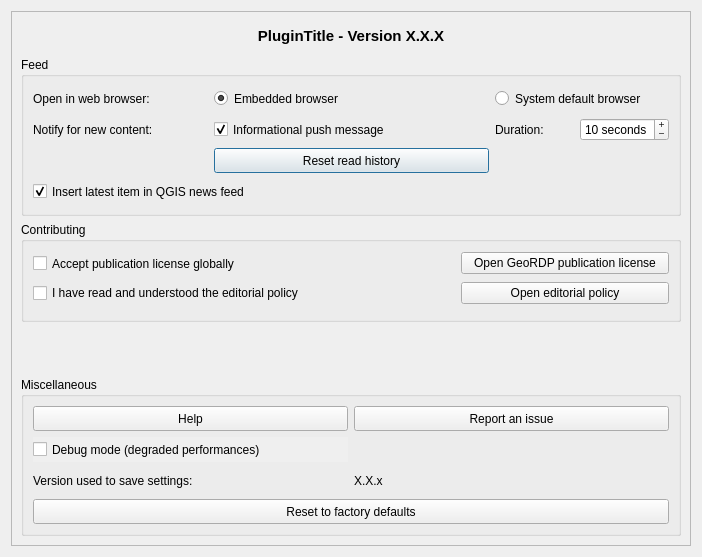
Qt form qtribu/gui/dlg_settings.ui (geotribu/qtribu) before a commit.
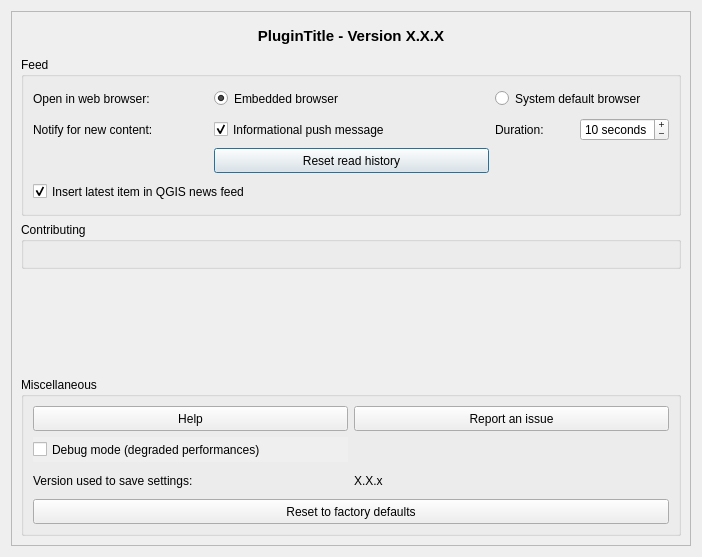
The same form after that commit. Icons and pictures are not drawn. Custom widgets are drawn as their Qt base class.

Commit message: refactoring(forms): modularize license and compliance widgets

What changed in the file:
```diff
--- a/qtribu/gui/dlg_settings.ui
+++ b/qtribu/gui/dlg_settings.ui
@@ -308,61 +308,12 @@
           <string>Contributing</string>
          </property>
          <layout class="QGridLayout" name="gridLayout_3">
-          <item row="0" column="0" colspan="2">
-           <widget class="QCheckBox" name="chb_license_global_accept">
-            <property name="minimumSize">
-             <size>
-              <width>0</width>
-              <height>25</height>
-             </size>
-            </property>
-            <property name="text">
-             <string>Accept publication license globally</string>
-            </property>
-           </widget>
-          </item>
-          <item row="0" column="2">
-           <widget class="QPushButton" name="btn_license_open">
-            <property name="autoFillBackground">
-             <bool>true</bool>
-            </property>
-            <property name="text">
-             <string>Open GeoRDP publication license</string>
-            </property>
-            <property name="autoDefault">
-             <bool>false</bool>
-            </property>
-            <property name="flat">
-             <bool>false</bool>
-            </property>
-           </widget>
-          </item>
-          <item row="2" column="2">
-           <widget class="QPushButton" name="btn_editorial_policy_open">
-            <property name="autoFillBackground">
-             <bool>true</bool>
-            </property>
-            <property name="text">
-             <string>Open editorial policy</string>
-            </property>
-            <property name="autoDefault">
-             <bool>false</bool>
-            </property>
-            <property name="flat">
-             <bool>false</bool>
-            </property>
-           </widget>
-          </item>
-          <item row="2" column="0" colspan="2">
-           <widget class="QCheckBox" name="chb_editorial_policy_accept">
-            <property name="text">
-             <string>I have read and understood the editorial policy</string>
-            </property>
-           </widget>
-          </item>
-          <item row="3" column="0" colspan="3">
+          <item row="2" column="0" colspan="3">
            <widget class="AuthoringWidget" name="wdg_author" native="true"/>
           </item>
+          <item row="0" column="0" colspan="3">
+           <widget class="EditingPolicyWidget" name="wdg_editing_compliance" native="true"/>
+          </item>
          </layout>
         </widget>
        </item>
@@ -534,6 +485,12 @@
    <header>qtribu.gui.wdg_authoring</header>
    <container>1</container>
   </customwidget>
+  <customwidget>
+   <class>EditingPolicyWidget</class>
+   <extends>QWidget</extends>
+   <header>qtribu.gui.wdg_editing_compliance</header>
+   <container>1</container>
+  </customwidget>
  </customwidgets>
  <tabstops>
   <tabstop>opt_browser_qt</tabstop>
```
The commit also changes 9 other files.
